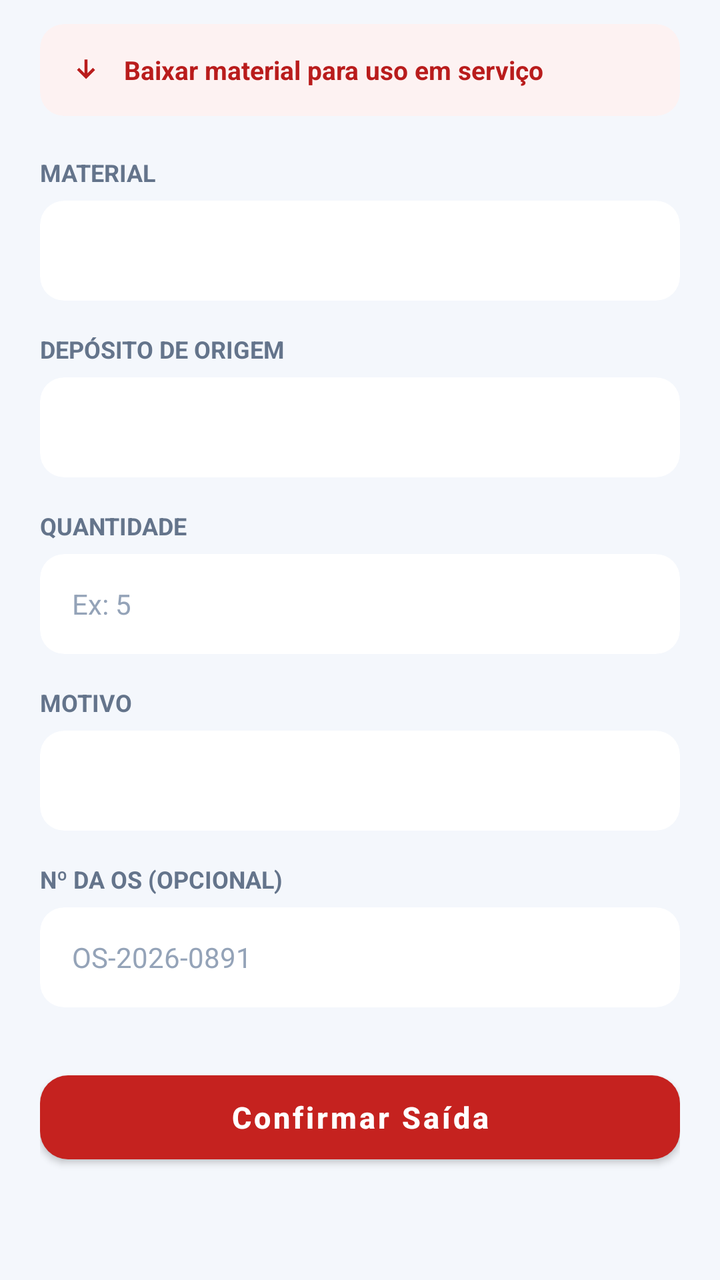
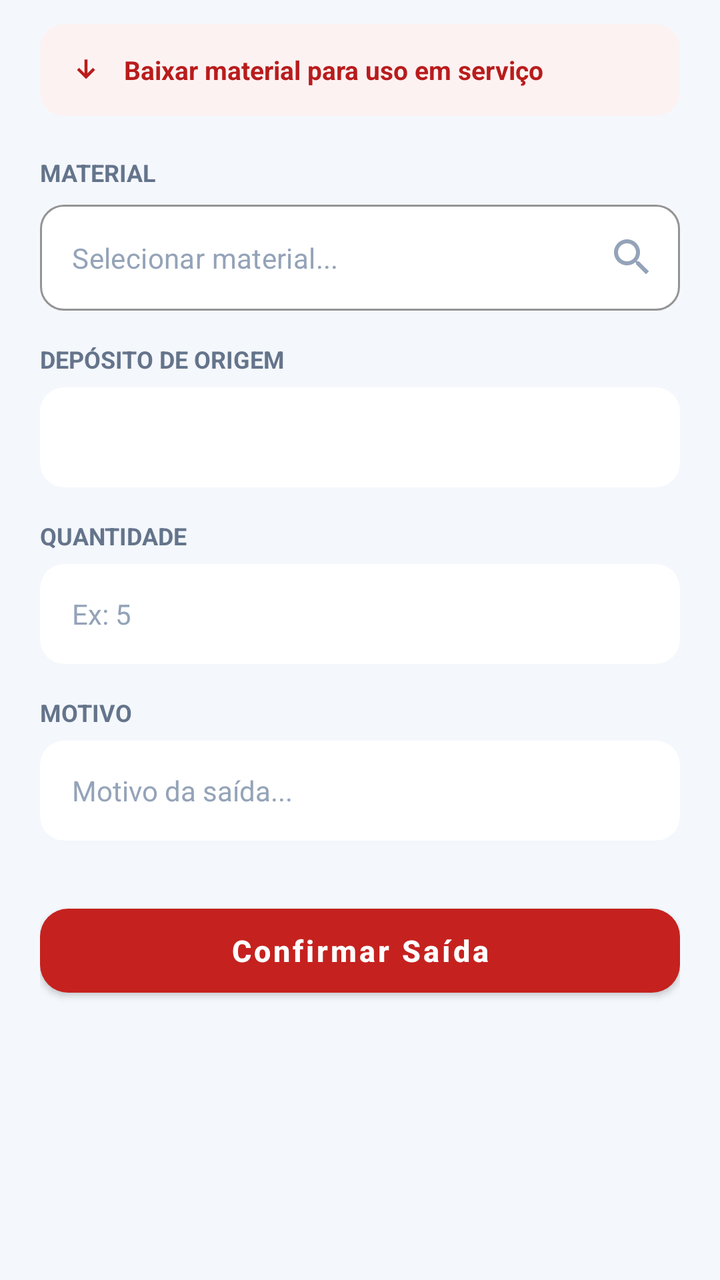

An Android layout rendered at two revisions. The XML below is the earlier revision; the diff shows what the commit changed to produce the second picture.
<!-- AndroidManifest.xml: application theme Theme.SaneAM -->
<!-- res/layout/fragment_saida.xml -->
<?xml version="1.0" encoding="utf-8"?>
<androidx.core.widget.NestedScrollView xmlns:android="http://schemas.android.com/apk/res/android"
    xmlns:app="http://schemas.android.com/apk/res-auto"
    android:layout_width="match_parent"
    android:layout_height="match_parent"
    android:fillViewport="true">

    <LinearLayout
        android:layout_width="match_parent"
        android:layout_height="wrap_content"
        android:orientation="vertical"
        android:paddingHorizontal="20dp"
        android:paddingTop="12dp"
        android:paddingBottom="24dp">

        
        <androidx.cardview.widget.CardView
            android:layout_width="match_parent"
            android:layout_height="wrap_content"
            app:cardBackgroundColor="#FDF2F2"
            app:cardCornerRadius="12dp"
            app:cardElevation="0dp">

            <LinearLayout
                android:layout_width="match_parent"
                android:layout_height="wrap_content"
                android:gravity="center_vertical"
                android:orientation="horizontal"
                android:padding="14dp">

                <androidx.appcompat.widget.AppCompatImageView
                    android:layout_width="18dp"
                    android:layout_height="18dp"
                    app:srcCompat="@drawable/ic_arrow_down"
                    app:tint="@color/badge_red_line" />

                <TextView
                    android:layout_width="wrap_content"
                    android:layout_height="wrap_content"
                    android:layout_marginStart="10dp"
                    android:text="Baixar material para uso em serviço"
                    android:textColor="@color/badge_red_line"
                    android:textSize="13sp"
                    android:textStyle="bold" />
            </LinearLayout>
        </androidx.cardview.widget.CardView>

        
        <TextView
            android:layout_width="wrap_content"
            android:layout_height="wrap_content"
            android:layout_marginTop="20dp"
            android:text="MATERIAL"
            android:textColor="@color/md_theme_light_outline"
            android:textSize="12sp"
            android:textStyle="bold" />

        <androidx.cardview.widget.CardView
            android:layout_width="match_parent"
            android:layout_height="50dp"
            android:layout_marginTop="6dp"
            app:cardBackgroundColor="@color/md_theme_light_surface"
            app:cardCornerRadius="12dp"
            app:cardElevation="0dp">

            <Spinner
                android:id="@+id/spinnerMaterialSaida"
                android:layout_width="match_parent"
                android:layout_height="match_parent"
                android:background="@null"
                android:paddingHorizontal="16dp" />
        </androidx.cardview.widget.CardView>

        
        <TextView
            android:layout_width="wrap_content"
            android:layout_height="wrap_content"
            android:layout_marginTop="16dp"
            android:text="DEPÓSITO DE ORIGEM"
            android:textColor="@color/md_theme_light_outline"
            android:textSize="12sp"
            android:textStyle="bold" />

        <androidx.cardview.widget.CardView
            android:layout_width="match_parent"
            android:layout_height="50dp"
            android:layout_marginTop="6dp"
            app:cardBackgroundColor="@color/md_theme_light_surface"
            app:cardCornerRadius="12dp"
            app:cardElevation="0dp">

            <Spinner
                android:id="@+id/spinnerDepositoOrigem"
                android:layout_width="match_parent"
                android:layout_height="match_parent"
                android:background="@null"
                android:paddingHorizontal="16dp" />
        </androidx.cardview.widget.CardView>

        
        <TextView
            android:layout_width="wrap_content"
            android:layout_height="wrap_content"
            android:layout_marginTop="16dp"
            android:text="QUANTIDADE"
            android:textColor="@color/md_theme_light_outline"
            android:textSize="12sp"
            android:textStyle="bold" />

        <androidx.cardview.widget.CardView
            android:layout_width="match_parent"
            android:layout_height="50dp"
            android:layout_marginTop="6dp"
            app:cardBackgroundColor="@color/md_theme_light_surface"
            app:cardCornerRadius="12dp"
            app:cardElevation="0dp">

            <EditText
                android:id="@+id/edtQuantidadeSaida"
                android:layout_width="match_parent"
                android:layout_height="match_parent"
                android:background="@null"
                android:hint="Ex: 5"
                android:inputType="number"
                android:paddingHorizontal="16dp"
                android:textColor="@color/md_theme_light_onSurface"
                android:textColorHint="@color/md_theme_light_hint"
                android:textSize="14sp" />
        </androidx.cardview.widget.CardView>

        
        <TextView
            android:layout_width="wrap_content"
            android:layout_height="wrap_content"
            android:layout_marginTop="16dp"
            android:text="MOTIVO"
            android:textColor="@color/md_theme_light_outline"
            android:textSize="12sp"
            android:textStyle="bold" />

        <androidx.cardview.widget.CardView
            android:layout_width="match_parent"
            android:layout_height="50dp"
            android:layout_marginTop="6dp"
            app:cardBackgroundColor="@color/md_theme_light_surface"
            app:cardCornerRadius="12dp"
            app:cardElevation="0dp">

            <Spinner
                android:id="@+id/spinnerMotivoSaida"
                android:layout_width="match_parent"
                android:layout_height="match_parent"
                android:background="@null"
                android:paddingHorizontal="16dp" />
        </androidx.cardview.widget.CardView>

        
        <TextView
            android:layout_width="wrap_content"
            android:layout_height="wrap_content"
            android:layout_marginTop="16dp"
            android:text="Nº DA OS (OPCIONAL)"
            android:textColor="@color/md_theme_light_outline"
            android:textSize="12sp"
            android:textStyle="bold" />

        <androidx.cardview.widget.CardView
            android:layout_width="match_parent"
            android:layout_height="50dp"
            android:layout_marginTop="6dp"
            app:cardBackgroundColor="@color/md_theme_light_surface"
            app:cardCornerRadius="12dp"
            app:cardElevation="0dp">

            <EditText
                android:id="@+id/edtNumOS"
                android:layout_width="match_parent"
                android:layout_height="match_parent"
                android:background="@null"
                android:hint="OS-2026-0891"
                android:paddingHorizontal="16dp"
                android:textColor="@color/md_theme_light_onSurface"
                android:textColorHint="@color/md_theme_light_hint"
                android:textSize="14sp" />
        </androidx.cardview.widget.CardView>

        
        <com.google.android.material.button.MaterialButton
            android:id="@+id/btnConfirmarSaida"
            android:layout_width="match_parent"
            android:layout_height="54dp"
            android:layout_marginTop="28dp"
            android:text="Confirmar Saída"
            android:textAllCaps="false"
            android:textColor="@android:color/white"
            android:textSize="15sp"
            android:textStyle="bold"
            app:backgroundTint="#C5221F"
            app:cornerRadius="14dp"
            app:elevation="0dp" />

    </LinearLayout>
</androidx.core.widget.NestedScrollView>
<!-- resources referenced by this layout -->
<resources>
  <color name="badge_red_line">#B91C1C</color>
  <color name="md_theme_light_hint">#94A3B8</color>
  <color name="md_theme_light_onSurface">#1E293B</color>
  <color name="md_theme_light_outline">#64748B</color>
  <color name="md_theme_light_surface">#FFFFFF</color>
  <!-- drawable ic_arrow_down (drawable) -->
  <vector xmlns:android="http://schemas.android.com/apk/res/android"
      android:width="24dp"
      android:height="24dp"
      android:viewportWidth="960"
      android:viewportHeight="960">
  
      <path
          android:fillColor="@android:color/white"
          android:pathData="M480,720L240,480L296,424L440,568L440,200L520,200L520,568L664,424L720,480L480,720Z" />
  
  </vector>
  <style name="Theme.SaneAM" parent="Theme.MaterialComponents.DayNight.NoActionBar">
          
          <item name="colorPrimary">@color/md_theme_light_primary</item>
          <item name="colorOnPrimary">@color/md_theme_light_onPrimary</item>
          <item name="colorPrimaryContainer">@color/md_theme_light_primaryContainer</item>
          <item name="colorOnPrimaryContainer">@color/md_theme_light_onPrimaryContainer</item>
  
          
          <item name="android:colorBackground">@color/md_theme_light_background</item>
          <item name="colorOnBackground">@color/md_theme_light_onBackground</item>
          <item name="colorSurface">@color/md_theme_light_surface</item>
          <item name="colorOnSurface">@color/md_theme_light_onSurface</item>
          <item name="colorSurfaceVariant">@color/md_theme_light_surfaceVariant</item>
          <item name="colorOutline">@color/md_theme_light_outline</item>
  
          
          <item name="android:statusBarColor">@color/md_theme_light_background</item>
          <item name="android:windowLightStatusBar">true</item>
      </style>
  <color name="md_theme_light_primary">#5B9EE1</color>
  <color name="md_theme_light_onPrimary">#FFFFFF</color>
  <color name="md_theme_light_primaryContainer">#5294D7</color>
  <color name="md_theme_light_onPrimaryContainer">#FFFFFF</color>
  <color name="md_theme_light_background">#F4F7FC</color>
  <color name="md_theme_light_onBackground">#0F2851</color>
  <color name="md_theme_light_surfaceVariant">#F1F5F9</color>
</resources>

<!-- the commit's change to res/layout/fragment_saida.xml (unified diff, before → after) -->
@@ -55,21 +55,35 @@
             android:textSize="12sp"
             android:textStyle="bold" />
 
-        <androidx.cardview.widget.CardView
+        <com.google.android.material.textfield.TextInputLayout
+            android:id="@+id/tilSeletorMaterial"
+            style="@style/Widget.MaterialComponents.TextInputLayout.OutlinedBox"
             android:layout_width="match_parent"
-            android:layout_height="50dp"
-            android:layout_marginTop="6dp"
-            app:cardBackgroundColor="@color/md_theme_light_surface"
-            app:cardCornerRadius="12dp"
-            app:cardElevation="0dp">
+            android:layout_height="wrap_content"
+            android:layout_marginTop="8dp"
+            app:boxBackgroundColor="#FFFFFF"
+            app:boxCornerRadiusBottomEnd="12dp"
+            app:boxCornerRadiusBottomStart="12dp"
+            app:boxCornerRadiusTopEnd="12dp"
+            app:boxCornerRadiusTopStart="12dp"
+            app:boxStrokeColor="#E2E8F0"
+            app:endIconDrawable="@drawable/ic_search"
+            app:endIconMode="custom"
+            app:endIconTint="#94A3B8"
+            app:hintEnabled="false">
 
-            <Spinner
-                android:id="@+id/spinnerMaterialSaida"
+            <com.google.android.material.textfield.TextInputEditText
+                android:id="@+id/edtMaterial"
                 android:layout_width="match_parent"
-                android:layout_height="match_parent"
-                android:background="@null"
-                android:paddingHorizontal="16dp" />
-        </androidx.cardview.widget.CardView>
+                android:layout_height="wrap_content"
+                android:clickable="true"
+                android:focusable="false"
+                android:hint="Selecionar material..."
+                android:inputType="text"
+                android:textColor="#0F172A"
+                android:textColorHint="#94A3B8"
+                android:textSize="14sp" />
+        </com.google.android.material.textfield.TextInputLayout>
 
         
         <TextView
@@ -90,7 +104,7 @@
             app:cardElevation="0dp">
 
             <Spinner
-                android:id="@+id/spinnerDepositoOrigem"
+                android:id="@+id/spinnerDeposito"
                 android:layout_width="match_parent"
                 android:layout_height="match_parent"
                 android:background="@null"
@@ -116,7 +130,7 @@
             app:cardElevation="0dp">
 
             <EditText
-                android:id="@+id/edtQuantidadeSaida"
+                android:id="@+id/edtQuantidade"
                 android:layout_width="match_parent"
                 android:layout_height="match_parent"
                 android:background="@null"
@@ -139,45 +153,23 @@
             android:textStyle="bold" />
 
         <androidx.cardview.widget.CardView
+            android:id="@+id/cardMotivo"
             android:layout_width="match_parent"
             android:layout_height="50dp"
             android:layout_marginTop="6dp"
             app:cardBackgroundColor="@color/md_theme_light_surface"
             app:cardCornerRadius="12dp"
-            app:cardElevation="0dp">
+            app:cardElevation="0dp"
+            app:layout_constraintStart_toStartOf="parent"
+            app:layout_constraintTop_toBottomOf="@id/labMotivo">
 
-            <Spinner
-                android:id="@+id/spinnerMotivoSaida"
+            <EditText
+                android:id="@+id/edtMotivo"
                 android:layout_width="match_parent"
                 android:layout_height="match_parent"
                 android:background="@null"
-                android:paddingHorizontal="16dp" />
-        </androidx.cardview.widget.CardView>
-
-        
-        <TextView
-            android:layout_width="wrap_content"
-            android:layout_height="wrap_content"
-            android:layout_marginTop="16dp"
-            android:text="Nº DA OS (OPCIONAL)"
-            android:textColor="@color/md_theme_light_outline"
-            android:textSize="12sp"
-            android:textStyle="bold" />
-
-        <androidx.cardview.widget.CardView
-            android:layout_width="match_parent"
-            android:layout_height="50dp"
-            android:layout_marginTop="6dp"
-            app:cardBackgroundColor="@color/md_theme_light_surface"
-            app:cardCornerRadius="12dp"
-            app:cardElevation="0dp">
-
-            <EditText
-                android:id="@+id/edtNumOS"
-                android:layout_width="match_parent"
-                android:layout_height="match_parent"
-                android:background="@null"
-                android:hint="OS-2026-0891"
+                android:hint="Motivo da saída..."
+                android:inputType="text"
                 android:paddingHorizontal="16dp"
                 android:textColor="@color/md_theme_light_onSurface"
                 android:textColorHint="@color/md_theme_light_hint"
<!-- resource entries referenced after the edit -->
@@ -15,6 +15,18 @@
       <path
           android:fillColor="@android:color/white"
           android:pathData="M480,720L240,480L296,424L440,568L440,200L520,200L520,568L664,424L720,480L480,720Z" />
+  
+  </vector>
+  <!-- drawable ic_search (drawable) -->
+  <vector xmlns:android="http://schemas.android.com/apk/res/android"
+      android:width="24dp"
+      android:height="24dp"
+      android:viewportWidth="24"
+      android:viewportHeight="24">
+  
+      <path
+          android:fillColor="@android:color/white"
+          android:pathData="M15.5,14h-0.79l-0.28,-0.27C15.41,12.59 16,11.11 16,9.5 16,5.91 13.09,3 9.5,3S3,5.91 3,9.5 5.91,16 9.5,16c1.61,0 3.09,-0.59 4.23,-1.57l0.27,0.28v0.79l5,4.99L20.49,19l-4.99,-5zM9.5,14C7.01,14 5,11.99 5,9.5S7.01,5 9.5,5 14,7.01 14,9.5 11.99,14 9.5,14z" />
   
   </vector>
   <style name="Theme.SaneAM" parent="Theme.MaterialComponents.DayNight.NoActionBar">
